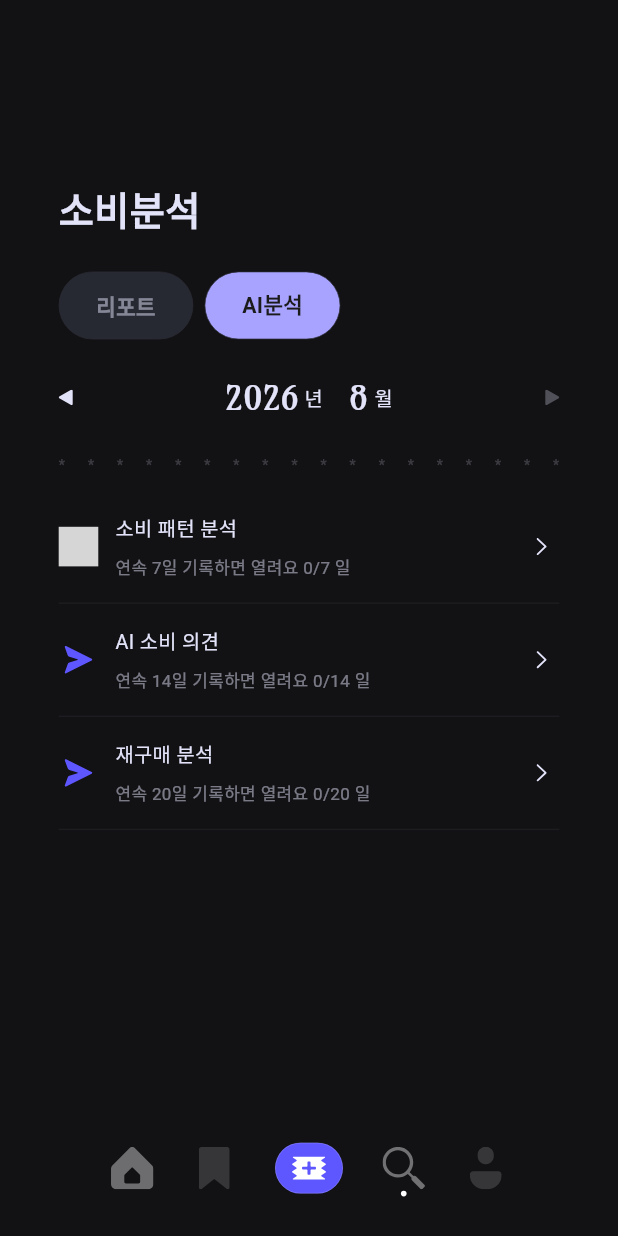
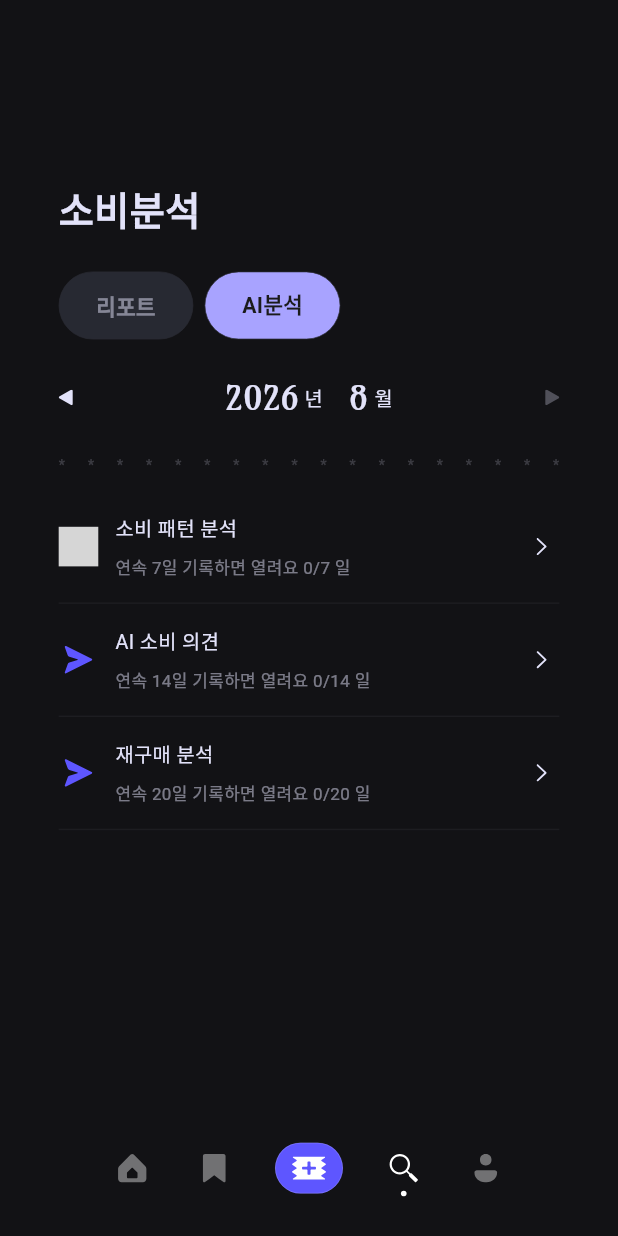
Before and after one commit to paran-accountbook/frontend, a Flutter app: the AnalysisOverviewScreen screen opened directly, after a tap on "AI분석", on a phone screen of 412 x 824 dp. Run offline on Flutter 3.47's test engine with Material 3 defaults, Android fonts, the phone set to English and light mode, and no system bars; our stand-ins replace flutter_dotenv, flutter_secure_storage, flutter_svg, image_picker, logger; accounts and stored records are empty; Roboto replaces fonts that are missing (Pretendard); project files that could hold a hidden picture were left out; grey boxes are pictures that could not be loaded.

Commit message:
fix: 하단 내비 아이콘 상태와 크기 정렬

```diff
--- a/lib/core/constants/app_assets.dart
+++ b/lib/core/constants/app_assets.dart
@@ -87,10 +87,16 @@ abstract final class AppAssets {
   };
 
   static const String navHome = '$_iconRoot/navigation/home.svg';
+  static const String navHomeSelected = '$_iconRoot/navigation/home_on.svg';
   static const String navLedger = '$_iconRoot/navigation/bookmark.svg';
+  static const String navLedgerSelected =
+      '$_iconRoot/navigation/bookmark_on.svg';
   static const String navRegister = '$_iconRoot/navigation/receipt_add.svg';
   static const String navAnalysis = '$_iconRoot/navigation/search.svg';
+  static const String navAnalysisSelected =
+      '$_iconRoot/navigation/search_on.svg';
   static const String navProfile = '$_iconRoot/navigation/user.svg';
+  static const String navProfileSelected = '$_iconRoot/navigation/user_on.svg';
 
   static const String homeReceipt = '$_imageRoot/home/summary_receipt.svg';
   static const String homeReceiptCompact =
--- a/lib/shared/widgets/app_bottom_navigation.dart
+++ b/lib/shared/widgets/app_bottom_navigation.dart
@@ -17,11 +17,11 @@ class AppBottomNavigation extends StatelessWidget {
   final ValueChanged<int>? onSelected;
 
   static const _assets = [
-    AppAssets.navHome,
-    AppAssets.navLedger,
-    AppAssets.navRegister,
-    AppAssets.navAnalysis,
-    AppAssets.navProfile,
+    (off: AppAssets.navHome, on: AppAssets.navHomeSelected),
+    (off: AppAssets.navLedger, on: AppAssets.navLedgerSelected),
+    (off: AppAssets.navRegister, on: AppAssets.navRegister),
+    (off: AppAssets.navAnalysis, on: AppAssets.navAnalysisSelected),
+    (off: AppAssets.navProfile, on: AppAssets.navProfileSelected),
   ];
 
   @override
@@ -102,31 +102,19 @@ class AppBottomNavigation extends StatelessWidget {
                     ),
                   ),
                 ),
-              SvgPicture.asset(
-                _assets[index],
-                key: isRegister
-                    ? const ValueKey('bottom-navigation-register-icon')
-                    : null,
-                width: isRegister ? 36 : 30,
-                height: isRegister ? 36 : 30,
-                colorFilter: isRegister
-                    ? null
-                    : ColorFilter.mode(
-                        selected ? Colors.white : Colors.white38,
-                        BlendMode.srcIn,
-                      ),
+              Positioned(
+                top: 0,
+                child: SvgPicture.asset(
+                  selected ? _assets[index].on : _assets[index].off,
+                  key: ValueKey(
+                    isRegister
+                        ? 'bottom-navigation-register-icon'
+                        : 'bottom-navigation-icon-$index-${selected ? 'on' : 'off'}',
+                  ),
+                  width: isRegister ? 36 : 30,
+                  height: isRegister ? 36 : (selected ? 35 : 30),
+                ),
               ),
-              if (selected && !isRegister)
-                const Positioned(
-                  bottom: -5,
-                  child: DecoratedBox(
-                    decoration: BoxDecoration(
-                      color: Colors.white,
-                      shape: BoxShape.circle,
-                    ),
-                    child: SizedBox.square(dimension: 4),
-                  ),
-                ),
             ],
           ),
         ),
```
Also changed, not shown: assets/icons/navigation/bookmark.svg, assets/icons/navigation/bookmark_on.svg (added), assets/icons/navigation/home.svg, assets/icons/navigation/home_on.svg (added), assets/icons/navigation/search.svg, assets/icons/navigation/search_on.svg (added), assets/icons/navigation/user.svg, assets/icons/navigation/user_on.svg (added), 9 other files.
